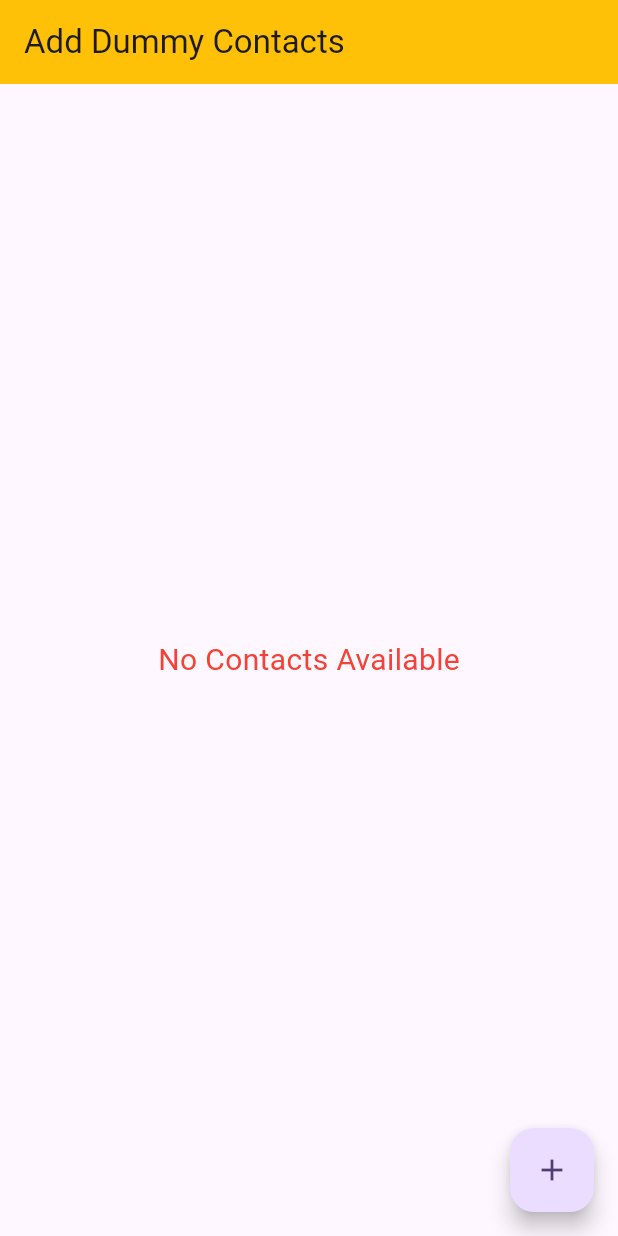
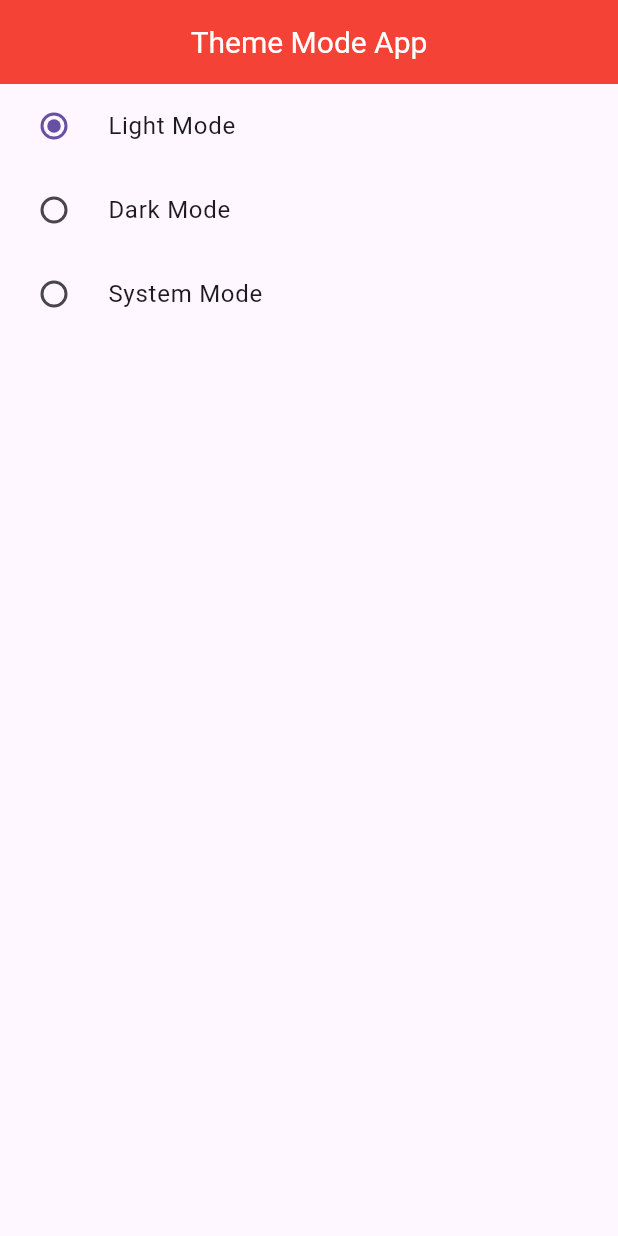
Before and after one commit to Yuvraj162002/FlutterStateManagementLearning, a Flutter app: the screen it shows after launch, on a phone screen of 412 x 824 dp. Run offline on Flutter 3.47's test engine with Material 3 defaults, Android fonts, the phone set to English and light mode, and no system bars.

Commit message:
Commit 2:- Learning about the Provider State Management and creating a theme mode dummy application.

```diff
--- /dev/null
+++ b/lib/demo_apps/ThemeModeApp.dart
@@ -0,0 +1,52 @@
+import 'package:flutter/cupertino.dart';
+import 'package:flutter/material.dart';
+import 'package:provider/provider.dart';
+
+import '../state_management/provider/MyDarkLightModeProvider.dart';
+
+class ThemeModeApp extends StatelessWidget {
+  const ThemeModeApp({super.key});
+
+  @override
+  Widget build(BuildContext context) {
+    // TODO: implement build
+
+    return Scaffold(
+      appBar: AppBar(
+        title: Text(
+          'Theme Mode App',
+          style: TextStyle(fontSize: 20, color: Colors.white),
+        ),
+        backgroundColor: Colors.red,
+        centerTitle: true,
+      ),
+      body: Consumer<MyDarkLightModeProvider>(
+        builder: (context, themeChanger, _) {
+          return Column(
+            children: [
+              RadioListTile<ThemeMode>(
+                title: Text('Light Mode'),
+                value: ThemeMode.light,
+                groupValue: themeChanger.isThemeMode,
+                onChanged: themeChanger.toggleThemeMode,
+              ),
+              RadioListTile<ThemeMode>(
+                title: Text('Dark Mode'),
+                value: ThemeMode.dark,
+                groupValue: themeChanger.isThemeMode,
+                onChanged: themeChanger.toggleThemeMode,
+              ),
+
+              RadioListTile<ThemeMode>(
+                title: Text('System Mode'),
+                value: ThemeMode.system,
+                groupValue: themeChanger.isThemeMode,
+                onChanged: themeChanger.toggleThemeMode,
+              ),
+            ],
+          );
+        },
+      ),
+    );
+  }
+}
--- /dev/null
+++ b/lib/state_management/provider/MyDarkLightModeProvider.dart
@@ -0,0 +1,13 @@
+import 'package:flutter/cupertino.dart';
+import 'package:flutter/material.dart';
+
+class MyDarkLightModeProvider extends ChangeNotifier {
+  ThemeMode _isThemeMode = ThemeMode.light;
+
+  ThemeMode get isThemeMode => _isThemeMode;
+
+  void toggleThemeMode(themeMode) {
+    _isThemeMode = themeMode; // Update the theme mode based on the passed value
+    notifyListeners(); // Notify listeners about the change
+  }
+}
```
Also changed, not shown: lib/main.dart (+25 -119 lines).
